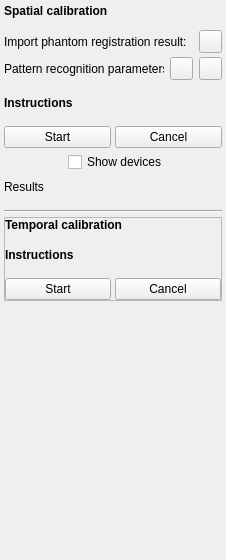
Before: the Qt Designer form PlusApp/fCal/Toolboxes/FreehandCalibrationToolbox.ui in PlusToolkit/PlusApp, drawn with Qt 5.
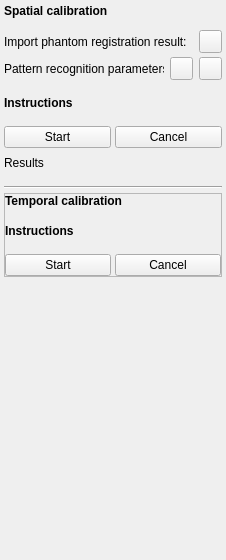
After: the same form once the commit is applied. Icons and pictures are not drawn.

Commit message: Re #386: WIP Show devices option is on the main toolbar

The edit to the form file:
```diff
--- a/PlusApp/fCal/Toolboxes/FreehandCalibrationToolbox.ui
+++ b/PlusApp/fCal/Toolboxes/FreehandCalibrationToolbox.ui
@@ -279,7 +279,7 @@
         </property>
        </spacer>
       </item>
-      <item row="12" column="0" colspan="2">
+      <item row="11" column="0" colspan="2">
        <spacer name="verticalSpacer_9">
         <property name="orientation">
          <enum>Qt::Vertical</enum>
@@ -295,39 +295,13 @@
         </property>
        </spacer>
       </item>
-      <item row="13" column="0" colspan="2">
+      <item row="12" column="0" colspan="2">
        <widget class="QLabel" name="label_Results">
         <property name="text">
          <string>Results</string>
         </property>
        </widget>
       </item>
-      <item row="11" column="0" colspan="2">
-       <layout class="QHBoxLayout" name="horizontalLayout_4">
-        <property name="spacing">
-         <number>4</number>
-        </property>
-        <property name="leftMargin">
-         <number>64</number>
-        </property>
-        <item>
-         <widget class="QCheckBox" name="checkBox_ShowDevices">
-          <property name="sizePolicy">
-           <sizepolicy hsizetype="Preferred" vsizetype="Fixed">
-            <horstretch>0</horstretch>
-            <verstretch>0</verstretch>
-           </sizepolicy>
-          </property>
-          <property name="toolTip">
-           <string>Toggle between image mode where only the real-time image is shown, and device mode where all devices are shown too</string>
-          </property>
-          <property name="text">
-           <string>Show devices</string>
-          </property>
-         </widget>
-        </item>
-       </layout>
-      </item>
      </layout>
     </widget>
    </item>
```
The commit also changes 11 other files.
